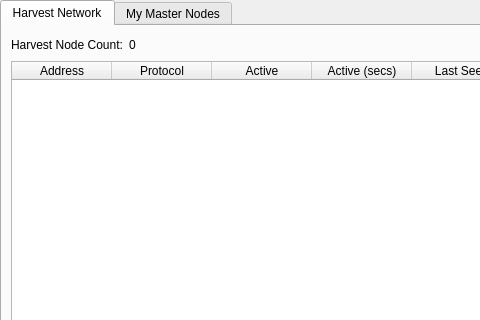
cbtc/anewcoin, file src/qt/forms/masternodemanager.ui: the form before one commit; both pictures show x 0 to 480 and y 0 to 320 of the 723 by 457 pixel window.
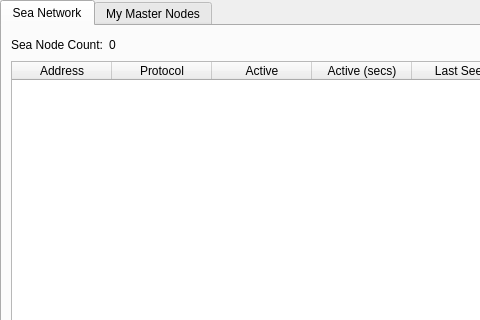
The form after the commit. The open tabs and pages were chosen to show the change.

Patch:
```diff
--- a/src/qt/forms/masternodemanager.ui
+++ b/src/qt/forms/masternodemanager.ui
@@ -38,7 +38,7 @@
        </property>
        <widget class="QWidget" name="tab">
         <attribute name="title">
-         <string>Harvest Network</string>
+         <string>Sea Network</string>
         </attribute>
         <layout class="QGridLayout" name="gridLayout">
          <item row="1" column="0">
@@ -98,7 +98,7 @@
            <item>
             <widget class="QLabel" name="label_2">
              <property name="text">
-              <string>Harvest Node Count:</string>
+              <string>Sea Node Count:</string>
              </property>
             </widget>
            </item>
```
